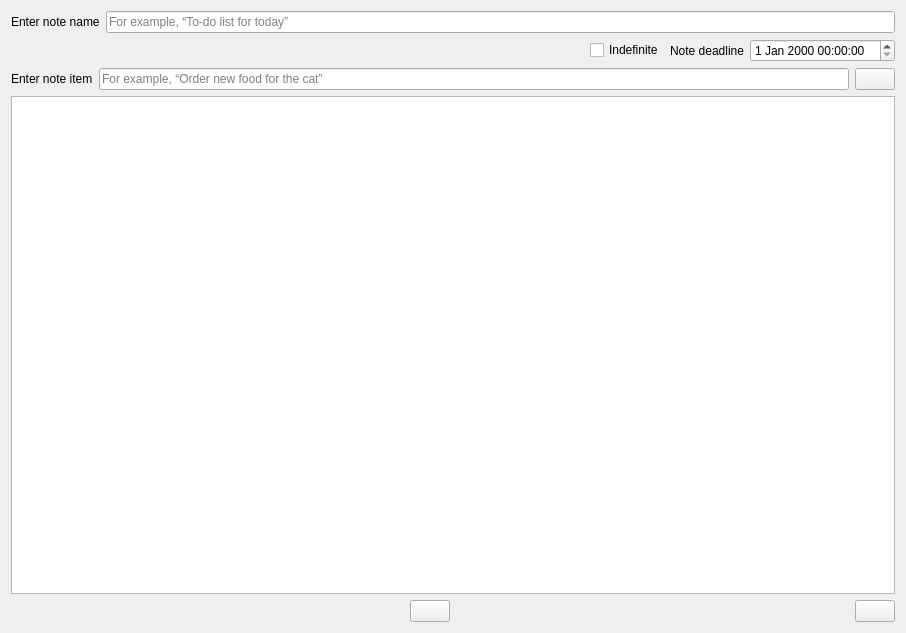
The window that Notessa/todo_notes/ui/create_todo_note_widget.ui (Eixini/Notessa) describes before a commit, drawn with Qt 5.
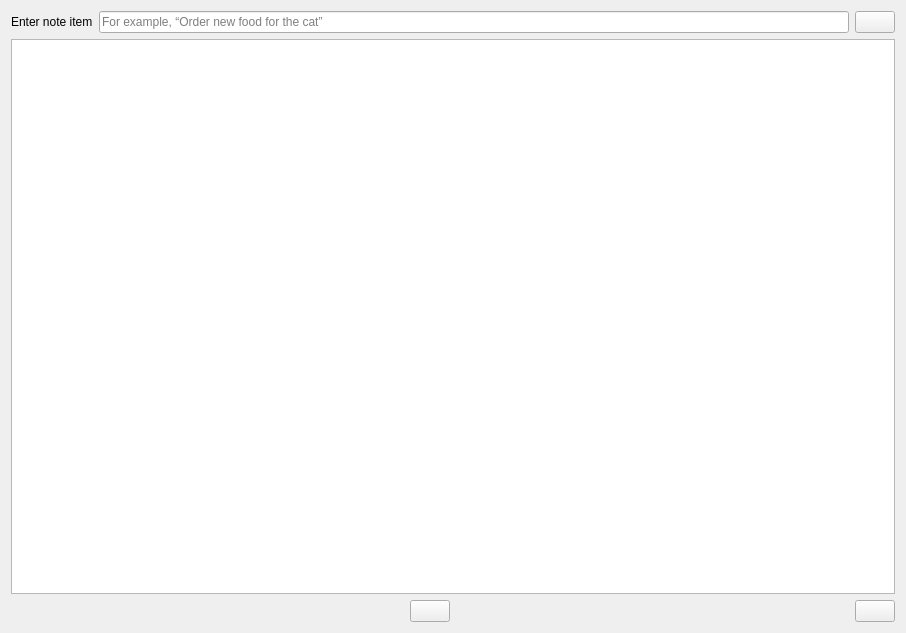
The same window after the commit. Icons and pictures are not drawn.

Commit message:
A feature for changing note information is being implemented.
A window for entering the name and deadline of notes has been implemented instead of individual fields in the note creation widgets.

Diff of the .ui file:
```diff
--- a/Notessa/todo_notes/ui/create_todo_note_widget.ui
+++ b/Notessa/todo_notes/ui/create_todo_note_widget.ui
@@ -14,72 +14,6 @@
    <string>Form</string>
   </property>
   <layout class="QVBoxLayout" name="verticalLayout">
-   <item>
-    <layout class="QHBoxLayout" name="horizontalLayout">
-     <item>
-      <widget class="QLabel" name="todo_note_name_label">
-       <property name="text">
-        <string>Enter note name</string>
-       </property>
-      </widget>
-     </item>
-     <item>
-      <widget class="QLineEdit" name="todo_note_name_lineedit">
-       <property name="placeholderText">
-        <string>For example, “To-do list for today”</string>
-       </property>
-      </widget>
-     </item>
-    </layout>
-   </item>
-   <item>
-    <layout class="QHBoxLayout" name="horizontalLayout_2">
-     <item>
-      <spacer name="horizontalSpacer_3">
-       <property name="orientation">
-        <enum>Qt::Horizontal</enum>
-       </property>
-       <property name="sizeHint" stdset="0">
-        <size>
-         <width>40</width>
-         <height>20</height>
-        </size>
-       </property>
-      </spacer>
-     </item>
-     <item>
-      <widget class="QCheckBox" name="indefinite_checkbox">
-       <property name="text">
-        <string>Indefinite</string>
-       </property>
-      </widget>
-     </item>
-     <item>
-      <widget class="QLabel" name="note_deadline_label">
-       <property name="text">
-        <string>Note deadline</string>
-       </property>
-      </widget>
-     </item>
-     <item>
-      <widget class="QDateTimeEdit" name="note_date_time_edit">
-       <property name="minimumDateTime">
-        <datetime>
-         <hour>0</hour>
-         <minute>0</minute>
-         <second>0</second>
-         <year>1970</year>
-         <month>1</month>
-         <day>1</day>
-        </datetime>
-       </property>
-       <property name="calendarPopup">
-        <bool>false</bool>
-       </property>
-      </widget>
-     </item>
-    </layout>
-   </item>
    <item>
     <layout class="QHBoxLayout" name="note_item_horizontal_layout">
      <item>
```
Left out of the diff: 15 changed lines with no effect on the pictures. The commit also changes 26 other files.
